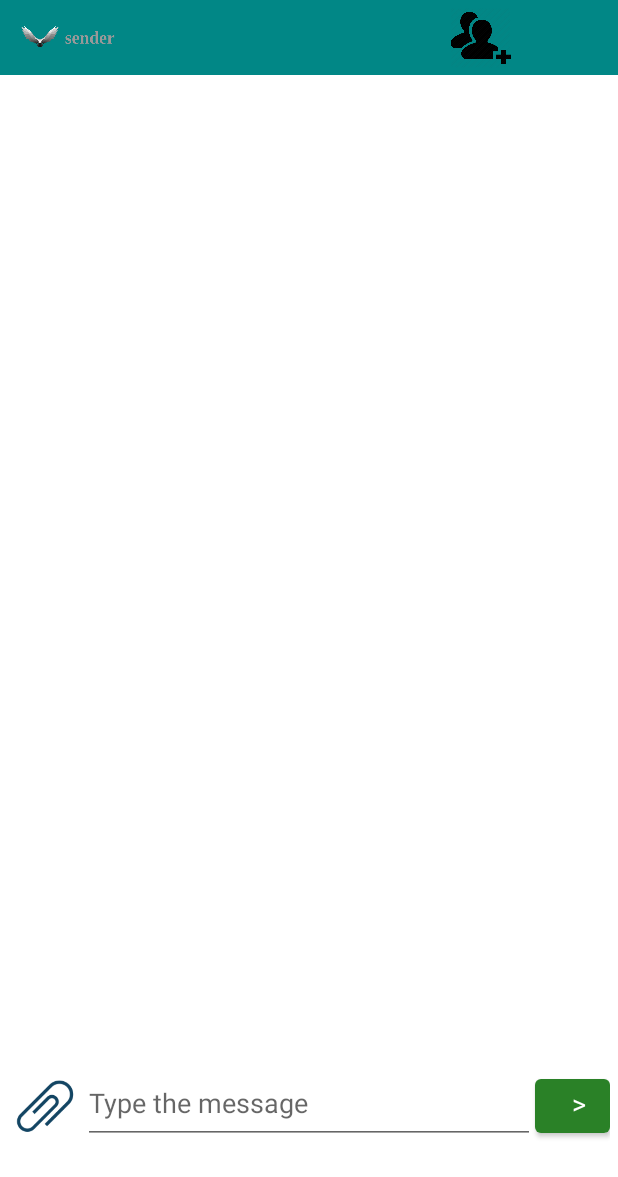
After one commit to sachiniGamage/AndroidChatClient, an Android app: the groupChat screen opened directly, with no data from a screen before it, on a phone screen of 412 x 824 dp. The commit adds this screen. Shown: the top 1177 px of the screen. Run offline under Robolectric (Android 15) with nearby library versions, the phone set to English and light mode, and no system bars.

Commit message:
bug fixed - register to chat

```diff
--- /dev/null
+++ b/app/src/main/java/com/example/chatclient/groupChat.java
@@ -0,0 +1,131 @@
+package com.example.chatclient;
+
+import androidx.appcompat.app.AlertDialog;
+import androidx.appcompat.app.AppCompatActivity;
+
+import android.content.DialogInterface;
+import android.content.Intent;
+import android.os.Bundle;
+import android.text.InputType;
+import android.view.View;
+import android.widget.AdapterView;
+import android.widget.ArrayAdapter;
+import android.widget.Button;
+import android.widget.EditText;
+import android.widget.ImageView;
+import android.widget.ListView;
+import android.widget.TextView;
+
+import com.example.chatclient.chatstore.ChatStore;
+import com.example.chatclient.messageutil.ChatClient;
+
+import java.util.ArrayList;
+
+public class groupChat extends AppCompatActivity {
+
+    ImageView addFriends;
+    ImageView ProfileImage;
+    String m_Text;
+    TextView username;
+    Button sendComment;
+    EditText textSend;
+    private ListView usersList;
+    protected ArrayList<String> arrayStrings = new ArrayList<String>();
+
+//    Intent intent = getIntent();
+
+//    String name = intent.getStringExtra("Name");
+//    String email = intent.getStringExtra("email");
+
+    @Override
+    protected void onCreate(Bundle savedInstanceState) {
+        super.onCreate(savedInstanceState);
+        setContentView(R.layout.activity_group_chat);
+
+        addFriendsToGroup();
+        image();
+        FriendName();
+    }
+
+    //button for add friends
+    public void addFriendsToGroup(){
+        addFriends = (ImageView)findViewById(R.id.addGrp);
+        Intent intent = getIntent();
+        String name = intent.getStringExtra("Name");
+        String email = intent.getStringExtra("email");
+
+
+        addFriends.setOnClickListener(new View.OnClickListener() {
+            @Override
+            public void onClick(View v) {
+                AlertDialog.Builder builder = new AlertDialog.Builder(groupChat.this);
+                builder.setTitle("Friend's Email Address");
+                // Set up the input
+                EditText input = new EditText(groupChat.this);
+                // type of input
+                input.setInputType(InputType.TYPE_CLASS_TEXT | InputType.TYPE_TEXT_VARIATION_EMAIL_ADDRESS);
+                builder.setView(input);
+
+                builder.setPositiveButton("Add", new DialogInterface.OnClickListener() {
+                    @Override
+                    public void onClick(DialogInterface dialog, int which) {
+                        m_Text = input.getText().toString();
+//                        String name = null;
+//                        name = m_Text;
+                        System.out.println(m_Text);
+                        String groupName = ChatClient.getInstance().createGroup(name,email, m_Text);
+
+                        if(name.equals(null)){
+                            System.out.println("Friend is not available in frindlistClass");
+                            startActivity(new Intent(groupChat.this,groupChat.class));
+                        }else{
+                            arrayStrings.add(name);
+                        }
+                    }
+                });
+                builder.setNegativeButton("Cancel", new DialogInterface.OnClickListener() {
+                    @Override
+                    public void onClick(DialogInterface dialog, int which) {
+                        dialog.cancel();
+                    }
+                });
+                builder.show();
+            }
+        });
+    }
+
+    //app logo
+    private void image(){
+        ProfileImage =(ImageView)findViewById(R.id.ProfileImage);
+
+        ProfileImage.setOnClickListener(new View.OnClickListener() {
+            @Override
+            public void onClick(View v) {
+                Intent intent = new Intent(getApplicationContext(), groups.class);
+                startActivity(intent);
+            }
+        });
+    }
+
+    private  void FriendName(){
+        username = findViewById(R.id.userName);
+        Intent intent = getIntent();
+//
+        String name = intent.getStringExtra("Name");
+        String email = intent.getStringExtra("email");
+        username.setText(name);
+//        ChatClient.getInstance().processMsg(name);
+    }
+
+    public void grpSendMessage(){
+        textSend = findViewById(R.id.textSend);
+        sendComment = findViewById(R.id.sendComment);
+
+        sendComment.setOnClickListener(new View.OnClickListener() {
+            @Override
+            public void onClick(View v) {
+
+            }
+        });
+    }
+}
--- /dev/null
+++ b/app/src/main/res/layout/activity_group_chat.xml
@@ -0,0 +1,120 @@
+<?xml version="1.0" encoding="utf-8"?>
+<ScrollView xmlns:android="http://schemas.android.com/apk/res/android"
+    android:layout_width="match_parent"
+    android:layout_height="wrap_content"
+    android:fillViewport="false">
+
+    <LinearLayout xmlns:android="http://schemas.android.com/apk/res/android"
+        xmlns:app="http://schemas.android.com/apk/res-auto"
+        xmlns:tools="http://schemas.android.com/tools"
+        android:layout_width="match_parent"
+        android:layout_height="match_parent"
+        tools:context=".groupChat"
+        android:orientation="vertical">
+
+        <LinearLayout
+            android:id="@+id/toolbar"
+            android:layout_width="match_parent"
+            android:layout_height="wrap_content"
+            android:clipToPadding="false"
+            android:focusableInTouchMode="true"
+            android:background="@color/teal_700"
+            android:theme="@style/Base.CardView"
+            app:popupTheme="@style/Widget.AppCompat.PopupMenu">
+
+            <ImageView
+                android:layout_width="80dp"
+                android:layout_height="50dp"
+                android:id="@+id/ProfileImage"
+                android:src="@drawable/slogo"
+                android:clickable="true"
+                />
+
+            <TextView
+                android:layout_width="wrap_content"
+                android:layout_height="wrap_content"
+                android:id="@+id/userName"
+                android:layout_marginTop="15dp"
+                android:layout_marginLeft="25dp"
+                android:text="username"
+                android:textColor="@color/black"
+                android:textStyle="bold"
+
+                android:layout_marginStart="25dp"/>
+
+            <ImageView
+                android:layout_marginTop="5dp"
+                android:layout_width="70dp"
+                android:layout_height="40dp"
+                android:id="@+id/addGrp"
+                android:src="@drawable/addgrp"
+                android:layout_marginLeft="180dp"
+                android:clickable="true"
+                />
+
+
+
+        </LinearLayout>
+    <LinearLayout
+        android:id="@+id/ll_example"
+        android:layout_width="match_parent"
+        android:layout_height="656dp"
+        android:orientation="vertical"
+        android:layout_gravity="center"
+        android:layout_marginTop="1dp">
+
+        <TextView
+            android:id="@+id/displayChat"
+            android:layout_width="wrap_content"
+            android:layout_height="50dp"
+            android:layout_alignParentRight="true"
+            android:scrollbars = "vertical"
+            android:elevation="2dp"
+            android:padding="10dp"
+            android:textColor="#fff"
+            android:textSize="14dp"
+            />
+
+    </LinearLayout>
+
+    <LinearLayout
+        android:layout_width="match_parent"
+        android:layout_height="match_parent"
+        android:padding="5dp"
+        android:layout_alignParentBottom="true"
+
+        android:orientation="horizontal">
+
+        <ImageView
+            android:id="@+id/attachments"
+            android:layout_width="50dp"
+            android:layout_height="50dp"
+            android:layout_gravity="center_vertical|center_horizontal"
+            android:gravity="left"
+            android:clickable="true"
+            android:src="@drawable/logos"
+            />
+
+        <EditText
+            android:id="@+id/textSend"
+            android:layout_width="0dp"
+            android:layout_height="50dp"
+            android:layout_gravity="center_vertical|center_horizontal"
+            android:layout_weight="5"
+            android:gravity="top|left"
+            android:inputType="textMultiLine"
+            android:hint="Type the message"
+            android:scrollHorizontally="false" />
+
+        <Button
+            android:id="@+id/sendComment"
+            android:layout_width="50dp"
+            android:layout_height="wrap_content"
+            android:layout_gravity="center_vertical|center_horizontal"
+            android:gravity="right"
+            android:text=">"
+            android:textAppearance="?android:attr/textAppearanceMedium" />
+    </LinearLayout>
+
+    </LinearLayout>
+</ScrollView>
```
Also changed, not shown: app/src/main/AndroidManifest.xml (+5 -3 lines), app/src/main/java/com/example/chatclient/chatstore/ChatStore.java (+9 -0 lines), app/src/main/java/com/example/chatclient/friendList.java (+11 -1 lines), app/src/main/java/com/example/chatclient/groups.java (added, +138 -0 lines), app/src/main/java/com/example/chatclient/messageutil/ChatClient.java (+66 -63 lines), app/src/main/res/layout/activity_friend_list.xml (+20 -0 lines), app/src/main/res/layout/activity_groups.xml (added, +45 -0 lines), app/src/main/res/drawable/addgrp.jpg (added), app/src/main/res/drawable/grp.png (added), 1 other file.
